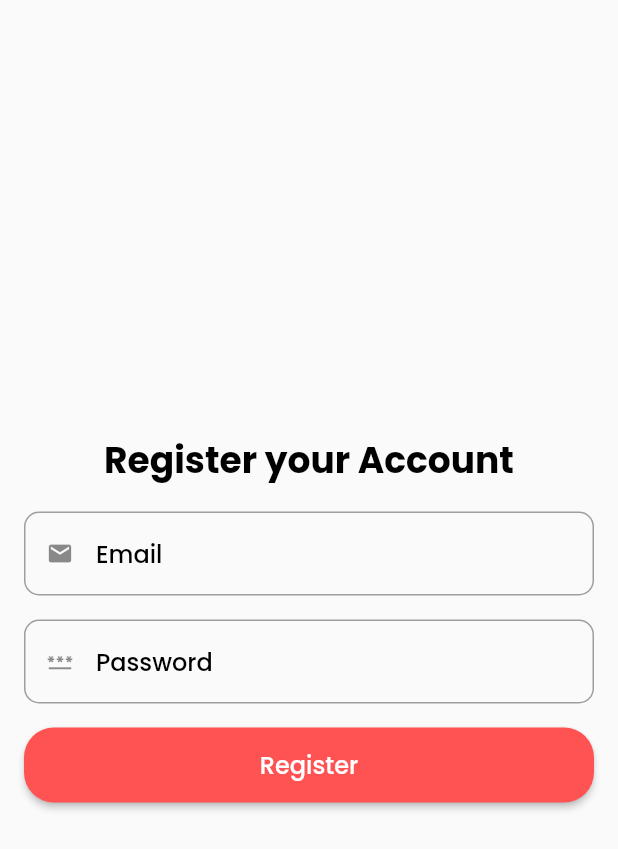
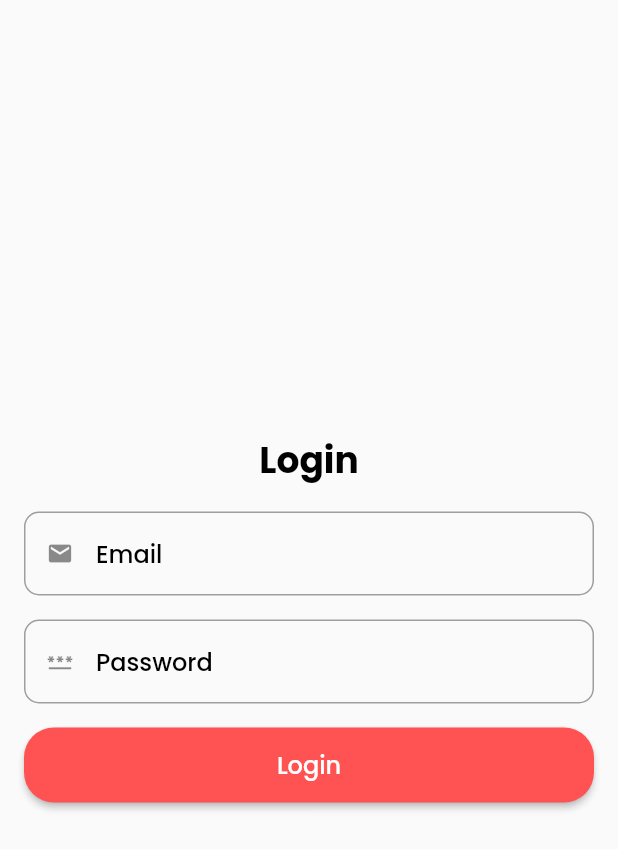
Before and after one commit to DanishMaula/RPL-B, a Flutter app: the screen it shows after launch, on a phone screen of 412 x 824 dp. Shown: the top 849 px of the screen. Run offline on Flutter 3.47's test engine with Material 2 defaults, Android fonts, the phone set to English and light mode, and no system bars; our stand-ins replace firebase_auth, firebase_core, google_fonts; accounts and stored records are empty.

Commit message:
feat : remove register

```diff
--- a/lib/main.dart
+++ b/lib/main.dart
@@ -1,7 +1,6 @@
 import 'package:firebase_core/firebase_core.dart';
 import 'package:flutter/material.dart';
-import 'package:rpl_b/ui/auth/register_page.dart';
-import 'package:rpl_b/ui/auth/sign_in_page.dart';
+import 'package:rpl_b/ui/auth/login_page.dart';
 
 import 'firebase_options.dart';
 
@@ -22,7 +21,6 @@ class MyApp extends StatelessWidget {
         debugShowCheckedModeBanner: false,
         home: RegisterPage(),
         routes: {
-          SignInPage.routeName: (context) => const SignInPage(),
         });
   }
 }
--- a/lib/ui/auth/register_page.dart
+++ b/lib/ui/auth/login_page.dart
@@ -2,7 +2,6 @@ import 'package:firebase_auth/firebase_auth.dart';
 import 'package:flutter/material.dart';
 import 'package:rpl_b/common_widget/button_widget.dart';
 import 'package:rpl_b/common_widget/text_field_widget.dart';
-import 'package:rpl_b/ui/auth/sign_in_page.dart';
 import 'package:rpl_b/utils/style_manager.dart';
 
 class RegisterPage extends StatefulWidget {
@@ -40,7 +39,7 @@ class _RegisterPageState extends State<RegisterPage> {
         child: Column(
           mainAxisAlignment: MainAxisAlignment.center,
           children: [
-            Text('Register your Account',
+            Text('Login',
                 style: getBlackTextStyle(
                     fontWeight: FontWeight.bold, fontSize: 24)),
             const SizedBox(height: 16),
@@ -72,26 +71,25 @@ class _RegisterPageState extends State<RegisterPage> {
                   try {
                     ScaffoldMessenger.of(context).showSnackBar(
                       const SnackBar(
-                        content: Text('Registering...'),
+                        content: Text('Login Process'),
                         backgroundColor: Colors.green,
                       ),
                     );
-                    await _auth.createUserWithEmailAndPassword(
+                    await _auth.signInWithEmailAndPassword(
                         email: _emailController.text,
                         password: _passwordController.text);
                     ScaffoldMessenger.of(context).hideCurrentSnackBar();
                     ScaffoldMessenger.of(context).showSnackBar(
                       const SnackBar(
-                        content: Text('Register Success'),
+                        content: Text('Login Success'),
                         backgroundColor: Colors.green,
                       ),
                     );
-                    Navigator.pushNamed(context, SignInPage.routeName);
                   } on FirebaseAuthException catch (e) {
                     ScaffoldMessenger.of(context).hideCurrentSnackBar();
                     ScaffoldMessenger.of(context).showSnackBar(
                       SnackBar(
-                        content: Text(e.message ?? 'Register Failed'),
+                        content: Text(e.message ?? 'Login Failed'),
                         backgroundColor: Colors.redAccent,
                       ),
                     );
@@ -99,7 +97,7 @@ class _RegisterPageState extends State<RegisterPage> {
                 }
               },
               child: Text(
-                'Register',
+                'Login',
                 style: getWhiteTextStyle(),
               ),
             )
--- /dev/null
+++ b/lib/utils/login_helper.dart
@@ -0,0 +1,9 @@
+class LoginHelper {
+  void login(String email, String password) async {
+    try{
+
+    }catch(e){
+
+    }
+  }
+}
```
Also changed, not shown: lib/ui/auth/sign_in_page.dart (deleted, +0 -16 lines).
